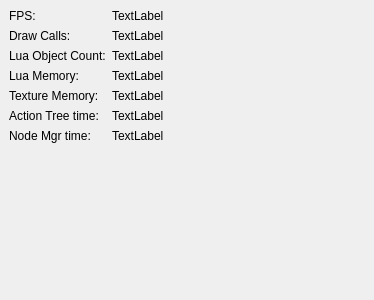
Old version of the form editor/layout/statsdock.ui in the repository Vavius/moai-ide.
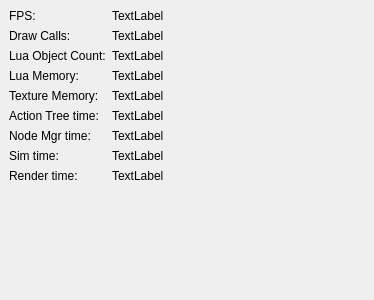
New version of the form.

What changed in the file:
```diff
--- a/editor/layout/statsdock.ui
+++ b/editor/layout/statsdock.ui
@@ -116,6 +116,34 @@
       </property>
      </widget>
     </item>
+    <item row="7" column="0">
+     <widget class="QLabel" name="lblSimTime">
+      <property name="text">
+       <string>Sim time:</string>
+      </property>
+     </widget>
+    </item>
+    <item row="7" column="1">
+     <widget class="QLabel" name="valueSim">
+      <property name="text">
+       <string>TextLabel</string>
+      </property>
+     </widget>
+    </item>
+    <item row="8" column="0">
+     <widget class="QLabel" name="lblRenderTime">
+      <property name="text">
+       <string>Render time:</string>
+      </property>
+     </widget>
+    </item>
+    <item row="8" column="1">
+     <widget class="QLabel" name="valueRender">
+      <property name="text">
+       <string>TextLabel</string>
+      </property>
+     </widget>
+    </item>
    </layout>
   </widget>
  </widget>
```
Left out of the diff: 14 changed lines with no effect on the pictures.
